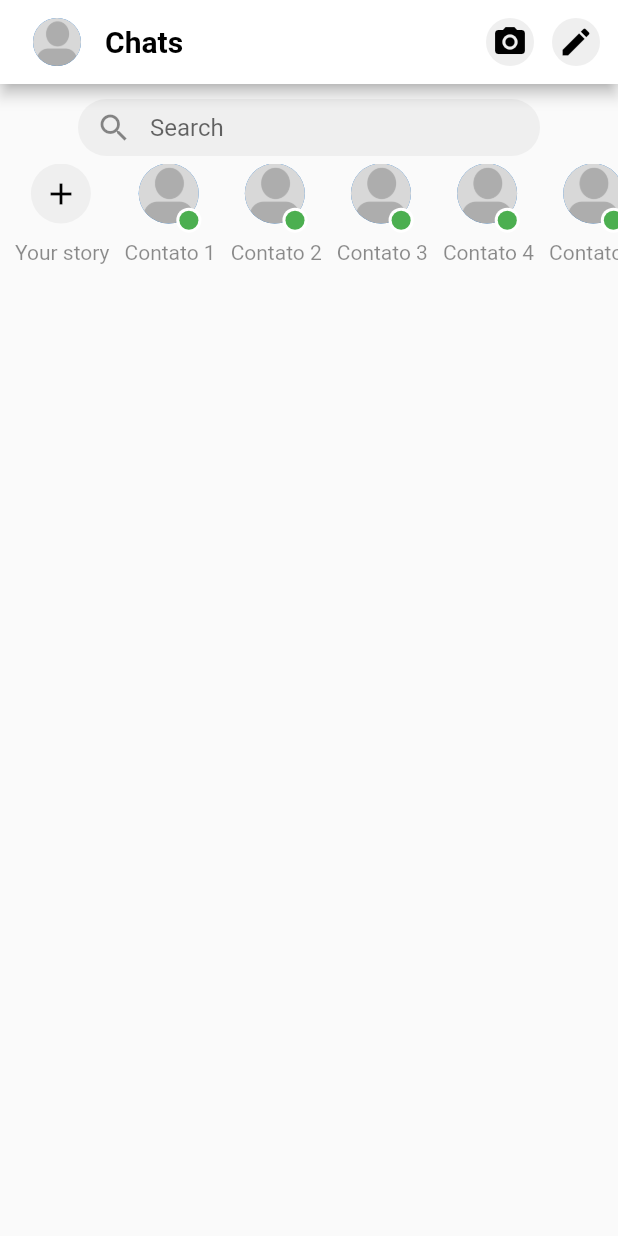
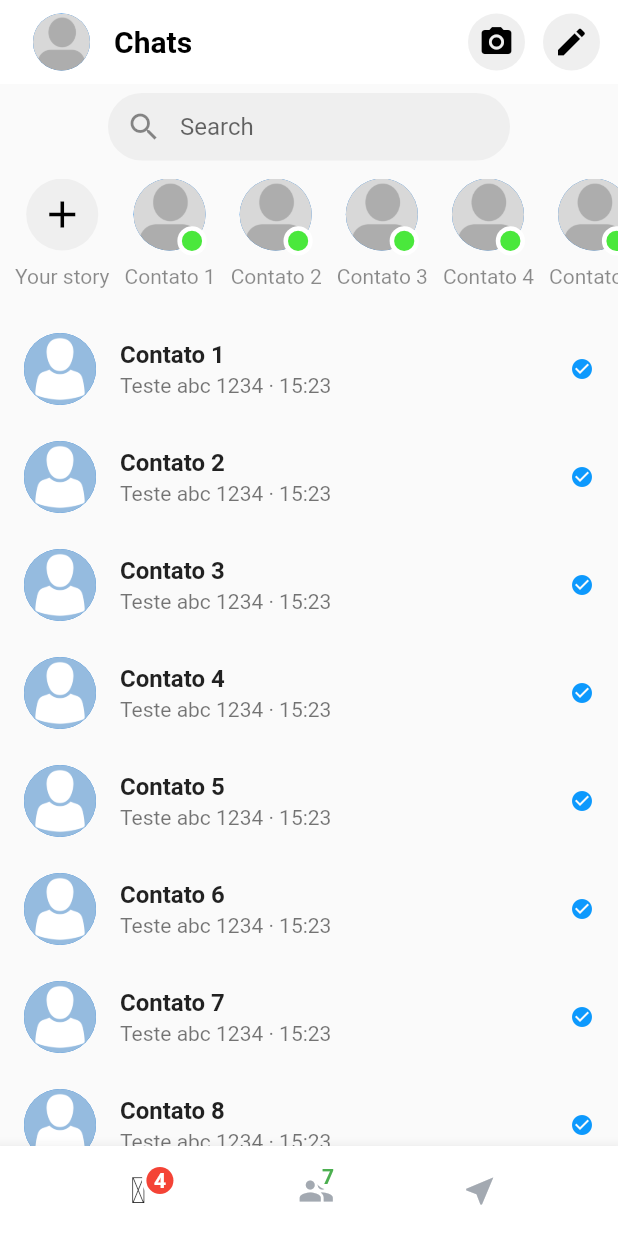
Before and after one commit to arthurdm10/Messenger-clone, a Flutter app: the screen it shows after launch, on a phone screen of 412 x 824 dp. Run offline on Flutter 3.47's test engine with Material 2 defaults, Android fonts, the phone set to English and light mode, and no system bars.

Commit message:
Icone de conversa mutada

```diff
--- a/lib/main.dart
+++ b/lib/main.dart
@@ -1,4 +1,9 @@
+import 'dart:math';
+
 import 'package:flutter/material.dart';
+import 'package:messenger_clone/widgets/badge.dart';
+import 'package:messenger_clone/widgets/chat_list_item.dart';
+import 'package:messenger_clone/widgets/chat_trailling.dart';
 import 'package:messenger_clone/widgets/main_screen_appbar.dart';
 import 'package:messenger_clone/widgets/online_contact_item.dart';
 
@@ -6,13 +11,36 @@ void main() => runApp(MainPage());
 
 class MainPage extends StatelessWidget {
   final List<Widget> onlineContacts = [];
+  final List<Widget> chats = [];
 
   MainPage() {
     for (var i = 1; i < 11; i++) {
       onlineContacts.add(
         onlineContactItem('Contato $i'),
       );
+      chats.add(
+        ChatListItem(
+            chatName: "Contato $i",
+            msg: Text(
+              "Teste abc 1234",
+              maxLines: 1,
+              overflow: TextOverflow.ellipsis,
+            ),
+            msgTime: randomMsgTime(),
+            msgStatus: MsgStatus.values[Random().nextInt(3)],
+            muted: Random().nextInt(2) == 1),
+      );
     }
+  }
+
+  String randomMsgTime() {
+    var hour = Random().nextInt(23) + 1;
+    var min = Random().nextInt(59) + 1;
+
+    var strHour = hour <= 9 ? '0$hour' : '$hour';
+    var strMin = min <= 9 ? '0$min' : '$min';
+
+    return '$strHour:$strMin';
   }
 
   @override
@@ -21,19 +49,20 @@ class MainPage extends StatelessWidget {
       home: Scaffold(
         appBar: mainAppBar(),
         body: Container(
-          margin: EdgeInsets.only(top: 8),
+          margin: EdgeInsets.only(top: 2),
           child: ListView(
             children: <Widget>[
               LayoutBuilder(
                 builder: (BuildContext context, BoxConstraints constraints) {
+                  print(constraints.maxWidth);
                   return Container(
                     constraints: BoxConstraints(
-                      maxHeight: 38,
+                      maxHeight: 45,
                     ),
-                    margin: EdgeInsets.only(top: 2),
+                    margin: EdgeInsets.only(top: 4),
                     padding: EdgeInsets.only(
-                      left: constraints.maxWidth - 360,
-                      right: constraints.maxWidth - 360,
+                      left: constraints.maxWidth - 340,
+                      right: constraints.maxWidth - 340,
                     ),
                     child: TextField(
                       decoration: InputDecoration(
@@ -54,8 +83,9 @@ class MainPage extends StatelessWidget {
                 },
               ),
               Container(
-                margin: EdgeInsets.only(top: 5),
-                height: 75,
+                padding: EdgeInsets.only(top: 12),
+                margin: EdgeInsets.only(bottom: 8),
+                height: 95,
                 child: ListView(
                   scrollDirection: Axis.horizontal,
                   children: <Widget>[
@@ -63,8 +93,78 @@ class MainPage extends StatelessWidget {
                     ...onlineContacts,
                   ],
                 ),
-              )
+              ),
+              ...chats,
             ],
+          ),
+        ),
+        bottomNavigationBar: BottomAppBar(
+          child: Container(
+            height: 60,
+            child: Row(
+              mainAxisAlignment: MainAxisAlignment.spaceEvenly,
+              children: <Widget>[
+                Stack(
+                  children: <Widget>[
+                    Tab(
+                      child: Icon(IconData(0xe96b, fontFamily: 'icomoon')),
+                    ),
+                    Align(
+                      widthFactor: 1.6,
+                      heightFactor: 0,
+                      alignment: Alignment.topRight,
+                      child: Badge(
+                        padding: EdgeInsets.all(3),
+                        backgroundColor: Colors.white,
+                        child: Badge(
+                          backgroundColor: Colors.red,
+                          child: Text(
+                            "4",
+                            style: TextStyle(
+                              color: Colors.white,
+                              fontWeight: FontWeight.bold,
+                            ),
+                          ),
+                        ),
+                      ),
+                    )
+                  ],
+                ),
+                Tab(
+                  child: Stack(
+                    children: <Widget>[
+                      Tab(
+                        child: Icon(
+                          Icons.group,
+                          color: Color(0xffa3a9b1),
+                        ),
+                      ),
+                      Align(
+                        widthFactor: 1.6,
+                        heightFactor: 0,
+                        alignment: Alignment.topRight,
+                        child: Badge(
+                          backgroundColor: Colors.white,
+                          child: Text(
+                            "7",
+                            style: TextStyle(
+                              color: Colors.green,
+                              fontWeight: FontWeight.bold,
+                            ),
+                          ),
+                        ),
+                      )
+                    ],
+                  ),
+                ),
+                Tab(
+                  child: Icon(
+                    Icons.near_me,
+                    color: Color(0xffa3a9b1),
+                  ),
+                )
+              ],
+            ),
           ),
         ),
       ),
--- a/lib/widgets/badge.dart
+++ b/lib/widgets/badge.dart
@@ -3,12 +3,12 @@ import 'package:flutter/material.dart';
 class Badge extends StatelessWidget {
   final Color backgroundColor;
   final Color textColor;
-  final String value;
+  final Widget child;
   final EdgeInsets padding;
 
   const Badge(
       {Key key,
-      this.value,
+      this.child,
       this.backgroundColor,
       this.textColor = Colors.white,
       this.padding = const EdgeInsets.all(5)})
@@ -22,7 +22,7 @@ class Badge extends StatelessWidget {
         color: backgroundColor,
         shape: BoxShape.circle,
       ),
-      child: Text(value, style: TextStyle(color: textColor, fontSize: 11)),
+      child: child,
     );
   }
 }
--- /dev/null
+++ b/lib/widgets/chat_list_item.dart
@@ -0,0 +1,55 @@
+import 'package:flutter/material.dart';
+
+import 'chat_trailling.dart';
+import 'list_item.dart';
+
+class ChatListItem extends StatelessWidget {
+  ChatTrailling chatTrailling;
+  final String chatName;
+  final String msgTime;
+  final String heroTag;
+  final Widget msg;
+
+  ChatListItem({
+    Key key,
+    this.chatName,
+    this.msg,
+    this.heroTag,
+    this.msgTime,
+    bool muted = false,
+    MsgStatus msgStatus = MsgStatus.received,
+  }) : super(key: key) {
+    chatTrailling = ChatTrailling(
+      msgTime: msgTime,
+      muted: muted,
+      msgStatus: msgStatus,
+    );
+  }
+
+  @override
+  Widget build(BuildContext context) {
+    return ListItem(
+      title: Text(
+        chatName,
+        style: TextStyle(
+          fontWeight: FontWeight.bold,
+        ),
+      ),
+      subTitle: Row(
+        mainAxisSize: MainAxisSize.max,
+        children: <Widget>[
+          Container(
+            constraints: BoxConstraints(maxWidth: 210),
+            child: msg,
+          ),
+          Container(
+            child: Text(
+              ' · $msgTime',
+            ),
+          ),
+        ],
+      ),
+      traillingWidget: chatTrailling,
+    );
+  }
+}
--- /dev/null
+++ b/lib/widgets/chat_trailling.dart
@@ -0,0 +1,72 @@
+import 'dart:math';
+
+import 'package:flutter/material.dart';
+import 'badge.dart';
+
+enum MsgStatus {
+  sent,
+  seen,
+  received,
+}
+
+class ChatTrailling extends StatelessWidget {
+  final String msgTime;
+  final bool muted;
+  final MsgStatus msgStatus;
+  Map<MsgStatus, Widget> msgStatusIcon;
+  static const double iconSize = 16;
+  Widget mutedIcon;
+
+  ChatTrailling({
+    this.msgTime,
+    this.muted,
+    this.msgStatus = MsgStatus.received,
+  }) {
+    if (muted == false) {
+      msgStatusIcon = {
+        MsgStatus.sent: Container(
+          child: Icon(
+            Icons.check_circle_outline,
+            color: Color(0xffc1c5cb),
+            size: iconSize,
+          ),
+        ),
+        MsgStatus.seen: Container(
+          child: Icon(
+            Icons.check_circle,
+            color: Color(0xff0d99fd),
+            size: iconSize,
+          ),
+        ),
+        MsgStatus.received: Container(
+          child: Icon(
+            Icons.check_circle,
+            color: Color(0xffc1c5cb),
+            size: iconSize,
+          ),
+        ),
+      };
+    } else {
+      //notifications_off
+      mutedIcon = Container(
+        child: Icon(
+          Icons.notifications_off,
+          color: Color(0xffc1c5cb),
+          size: iconSize,
+        ),
+      );
+    }
+  }
+
+  @override
+  Widget build(BuildContext context) {
+    return Column(
+      mainAxisAlignment: MainAxisAlignment.center,
+      children: <Widget>[
+        Container(
+          child: muted == true ? mutedIcon : msgStatusIcon[msgStatus],
+        )
+      ],
+    );
+  }
+}
--- /dev/null
+++ b/lib/widgets/list_item.dart
@@ -0,0 +1,24 @@
+import 'package:flutter/material.dart';
+
+class ListItem extends StatelessWidget {
+  final Widget title;
+  final Widget subTitle;
+  final Widget traillingWidget;
+
+  ListItem({this.title, this.subTitle, this.traillingWidget});
+
+  @override
+  Widget build(BuildContext context) {
+    return ListTile(
+      leading: Container(
+        child: CircleAvatar(
+          backgroundImage: AssetImage("assets/avatar_placeholder2.png"),
+          maxRadius: 24.0,
+        ),
+      ),
+      title: title,
+      subtitle: subTitle,
+      trailing: traillingWidget,
+    );
+  }
+}
--- a/lib/widgets/main_screen_appbar.dart
+++ b/lib/widgets/main_screen_appbar.dart
@@ -5,6 +5,7 @@ import 'appBar_action_icon.dart';
 AppBar mainAppBar() {
   return AppBar(
     backgroundColor: Colors.white,
+    elevation: 0,
     title: Row(
       children: <Widget>[
         Container(
@@ -12,7 +13,7 @@ AppBar mainAppBar() {
           margin: EdgeInsets.only(right: 10),
           child: CircleAvatar(
             backgroundImage: AssetImage("assets/avatar_placeholder.png"),
-            maxRadius: 16.0,
+            maxRadius: 19.0,
           ),
         ),
         Text("Chats",
@@ -24,11 +25,13 @@ AppBar mainAppBar() {
     ),
     actions: <Widget>[
       AppBarAcionIcon(
+        containerPadding: EdgeInsets.all(3),
         iconData: Icons.camera_alt,
         iconColor: Colors.black,
         backgroundColor: Color(0xffefefef),
       ),
       AppBarAcionIcon(
+        containerPadding: EdgeInsets.all(3),
         iconData: Icons.edit,
         iconColor: Colors.black,
         backgroundColor: Color(0xffefefef),
--- a/lib/widgets/online_contact_item.dart
+++ b/lib/widgets/online_contact_item.dart
@@ -10,20 +10,18 @@ Widget onlineContactItem(String contactName) {
           children: [
             CircleAvatar(
               backgroundImage: AssetImage("assets/avatar_placeholder.png"),
+              maxRadius: 24,
             ),
             Align(
-              heightFactor: 1.9,
+              heightFactor: 1.8,
               widthFactor: 2.5,
               alignment: Alignment.bottomRight,
-              child: Container(
-                padding: EdgeInsets.all(2),
-                decoration: BoxDecoration(
-                  color: Colors.white,
-                  shape: BoxShape.circle,
-                ),
+              child: Badge(
+                padding: EdgeInsets.all(3),
+                backgroundColor: Colors.white,
                 child: Badge(
-                  backgroundColor: Colors.green,
-                  value: " ",
+                  backgroundColor: Color(0xff4ae83c),
+                  child: Text(" "),
                 ),
               ),
             ),
@@ -49,9 +47,11 @@ Widget addStoryItem() {
           children: [
             CircleAvatar(
               backgroundColor: Color(0xffefefef),
+              maxRadius: 24,
               child: Icon(
                 Icons.add,
                 color: Colors.black,
+                size: 30,
               ),
             ),
             Align(
@@ -66,7 +66,7 @@ Widget addStoryItem() {
                 ),
                 child: Badge(
                   backgroundColor: Colors.transparent,
-                  value: " ",
+                  child: Text(" "),
                 ),
               ),
             ),
--- a/pubspec.yaml
+++ b/pubspec.yaml
@@ -38,6 +38,10 @@ flutter:
   # the material Icons class.
   uses-material-design: true
 
+  fonts:
+    - family: icomoon
+      fonts:
+        - asset: fonts/icomoon.ttf
   # To add assets to your application, add an assets section, like this:
   assets:
     - assets/avatar_placeholder.png
```
